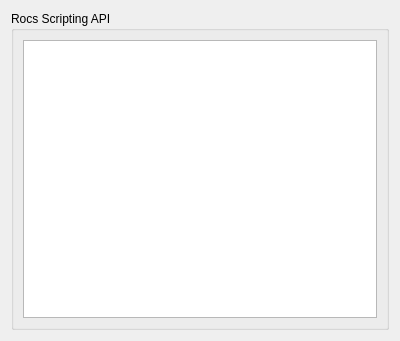
First picture: the form in App/Ui/ApiDoc/ApiDocWidget.ui, repository KDE/rocs, before the edit.
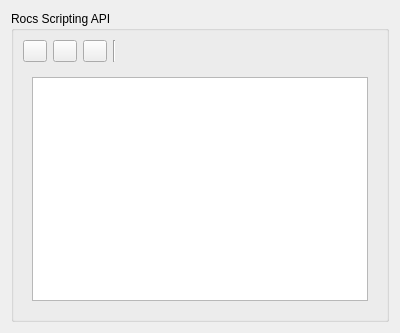
Second picture: the form after the edit. The open tabs and pages were chosen to show the change. Custom widgets are drawn as their Qt base class.

Commit message:
Add UI elements for Scripting API view.
Functionality not implemented, yet.

What changed in the file:
```diff
--- a/App/Ui/ApiDoc/ApiDocWidget.ui
+++ b/App/Ui/ApiDoc/ApiDocWidget.ui
@@ -7,7 +7,7 @@
     <x>0</x>
     <y>0</y>
     <width>400</width>
-    <height>341</height>
+    <height>333</height>
    </rect>
   </property>
   <layout class="QVBoxLayout" name="verticalLayout">
@@ -17,14 +17,118 @@
       <string>Rocs Scripting API</string>
      </property>
      <layout class="QGridLayout" name="gridLayout">
+      <item row="3" column="0">
+       <widget class="QStackedWidget" name="pageStack">
+        <property name="currentIndex">
+         <number>0</number>
+        </property>
+        <widget class="QWidget" name="treeView">
+         <layout class="QVBoxLayout" name="verticalLayout_3">
+          <item>
+           <widget class="QTreeView" name="docTree"/>
+          </item>
+         </layout>
+        </widget>
+        <widget class="QWidget" name="detailsView">
+         <layout class="QVBoxLayout" name="verticalLayout_4">
+          <item>
+           <widget class="KRichTextWidget" name="docDetails">
+            <property name="readOnly">
+             <bool>true</bool>
+            </property>
+           </widget>
+          </item>
+         </layout>
+        </widget>
+       </widget>
+      </item>
       <item row="0" column="0">
-       <widget class="QTreeView" name="docTree"/>
+       <layout class="QGridLayout" name="gridLayout_2">
+        <item row="0" column="1">
+         <widget class="KPushButton" name="buttonBack">
+          <property name="maximumSize">
+           <size>
+            <width>24</width>
+            <height>16777215</height>
+           </size>
+          </property>
+         </widget>
+        </item>
+        <item row="0" column="2">
+         <widget class="KPushButton" name="buttonForward">
+          <property name="maximumSize">
+           <size>
+            <width>24</width>
+            <height>16777215</height>
+           </size>
+          </property>
+         </widget>
+        </item>
+        <item row="0" column="0">
+         <widget class="KPushButton" name="buttonHome">
+          <property name="maximumSize">
+           <size>
+            <width>24</width>
+            <height>16777215</height>
+           </size>
+          </property>
+          <property name="baseSize">
+           <size>
+            <width>0</width>
+            <height>0</height>
+           </size>
+          </property>
+         </widget>
+        </item>
+        <item row="0" column="4">
+         <spacer name="horizontalSpacer">
+          <property name="orientation">
+           <enum>Qt::Horizontal</enum>
+          </property>
+          <property name="sizeHint" stdset="0">
+           <size>
+            <width>40</width>
+            <height>20</height>
+           </size>
+          </property>
+         </spacer>
+        </item>
+        <item row="0" column="3">
+         <widget class="Line" name="line">
+          <property name="orientation">
+           <enum>Qt::Vertical</enum>
+          </property>
+         </widget>
+        </item>
+       </layout>
       </item>
      </layout>
     </widget>
    </item>
   </layout>
  </widget>
+ <customwidgets>
+  <customwidget>
+   <class>KRichTextEdit</class>
+   <extends>KTextEdit</extends>
+   <header>krichtextedit.h</header>
+  </customwidget>
+  <customwidget>
+   <class>KPushButton</class>
+   <extends>QPushButton</extends>
+   <header>kpushbutton.h</header>
+  </customwidget>
+  <customwidget>
+   <class>KTextEdit</class>
+   <extends>QTextEdit</extends>
+   <header>ktextedit.h</header>
+  </customwidget>
+  <customwidget>
+   <class>KRichTextWidget</class>
+   <extends>KRichTextEdit</extends>
+   <header>krichtextwidget.h</header>
+  </customwidget>
+ </customwidgets>
  <resources/>
  <connections/>
 </ui>
```
The commit also changes 2 other files.
